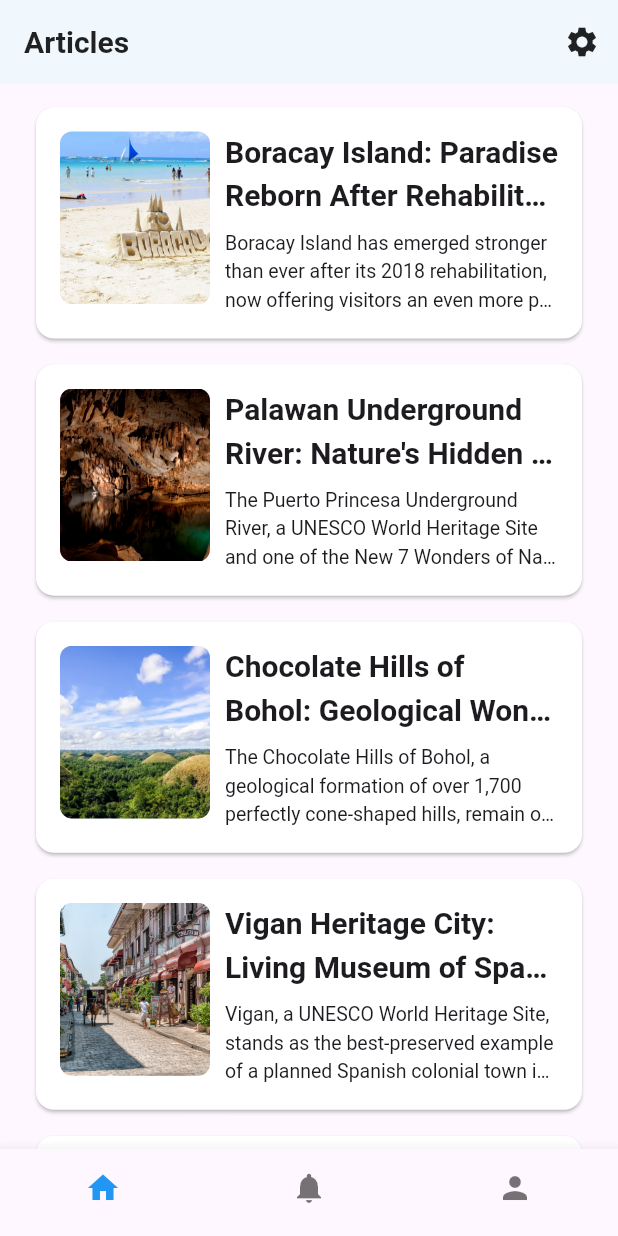
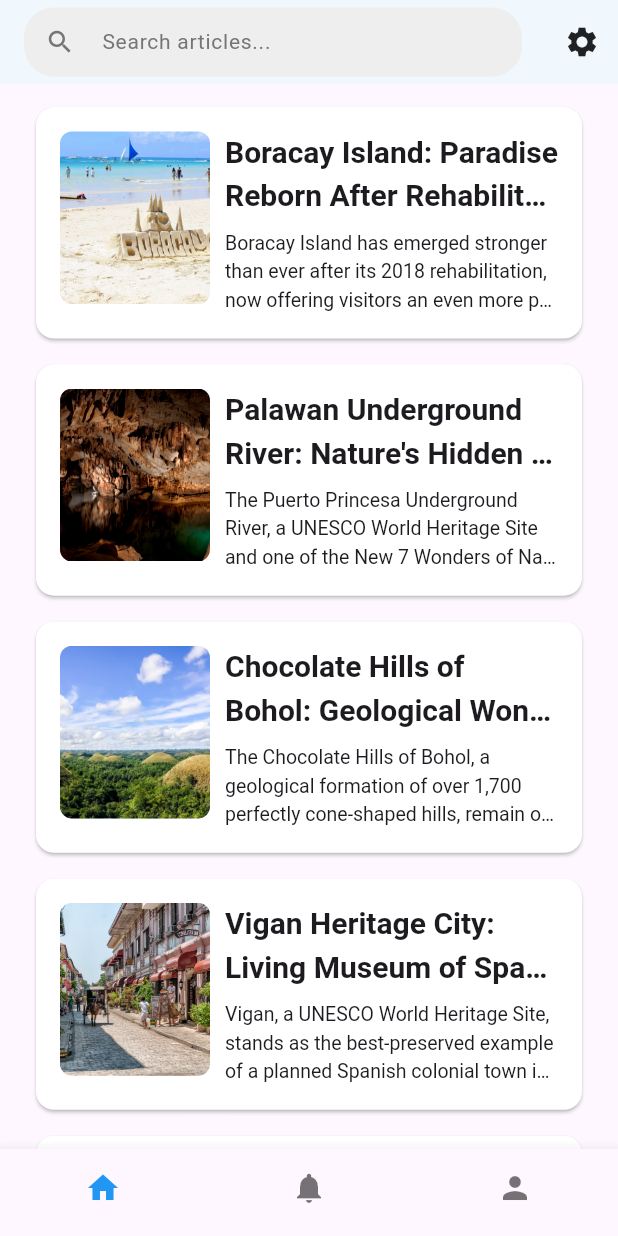
Before and after one commit to ZabJT/AdvMobileProg_INF226, a Flutter app: the screen it shows after launch, on a phone screen of 412 x 824 dp. Run offline on Flutter 3.47's test engine with Material 3 defaults, Android fonts, the phone set to English and light mode, and no system bars; our stand-ins replace flutter_dotenv, flutter_screenutil.

Commit message:
Add Search bar in Article Page and fix App Build

```diff
--- a/lib/screens/article_screen.dart
+++ b/lib/screens/article_screen.dart
@@ -7,24 +7,60 @@ import '../widgets/custom_text.dart';
 import 'article_detail_screen.dart';
 
 class ArticleScreen extends StatefulWidget {
-  const ArticleScreen({super.key});
+  final TextEditingController? searchController;
+  const ArticleScreen({super.key, this.searchController});
 
   @override
   State<ArticleScreen> createState() => _ArticleScreenState();
 }
 
 class _ArticleScreenState extends State<ArticleScreen> {
-  late Future<List<Article>> _futureArticles;
+  List<Article> _allArticles = [];
+  List<Article> _filteredArticles = [];
+  bool _isLoading = true;
 
   @override
   void initState() {
     super.initState();
-    _futureArticles = _getAllArticles();
+    _loadArticles();
+    // Listen to search controller changes
+    widget.searchController?.addListener(_filterArticles);
   }
 
-  Future<List<Article>> _getAllArticles() async {
+  Future<void> _loadArticles() async {
+    setState(() {
+      _isLoading = true;
+    });
+
+    try {
       final response = await ArticleService().getAllArticles();
-    return (response).map((e) => Article.fromJson(e)).toList();
+      _allArticles = (response).map((e) => Article.fromJson(e)).toList();
+      _filteredArticles = _allArticles;
+    } catch (e) {
+      _allArticles = [];
+      _filteredArticles = [];
+    } finally {
+      setState(() {
+        _isLoading = false;
+      });
+    }
+  }
+
+  void _filterArticles() {
+    final searchQuery = widget.searchController?.text.toLowerCase() ?? '';
+
+    if (searchQuery.isEmpty) {
+      setState(() {
+        _filteredArticles = _allArticles;
+      });
+    } else {
+      setState(() {
+        _filteredArticles = _allArticles.where((article) {
+          return article.title.toLowerCase().contains(searchQuery) ||
+              article.body.toLowerCase().contains(searchQuery);
+        }).toList();
+      });
+    }
   }
 
   @override
@@ -32,61 +68,60 @@ class _ArticleScreenState extends State<ArticleScreen> {
     return SafeArea(
       child: Column(
         crossAxisAlignment: CrossAxisAlignment.start,
-        children: [
-          Expanded(
-            child: FutureBuilder<List<Article>>(
-              future: _futureArticles,
-              builder: (context, snapshot) {
-                if (snapshot.hasError) {
-                  return Center(
-                    child: Padding(
-                      padding: EdgeInsets.symmetric(horizontal: 24.w),
-                      child: CustomText(
-                        text: 'No articles to display.',
-                        fontSize: 14.sp,
-                      ),
+        children: [Expanded(child: _buildArticlesList())],
       ),
     );
   }
 
-                if (snapshot.connectionState == ConnectionState.waiting) {
+  Widget _buildArticlesList() {
+    if (_isLoading) {
       return Center(
         child: Column(
           mainAxisAlignment: MainAxisAlignment.center,
           children: [
             CircularProgressIndicator.adaptive(strokeWidth: 3.sp),
             SizedBox(height: 10.h),
-                        CustomText(
-                          text: 'Loading articles...',
-                          fontSize: 14.sp,
-                        ),
+            CustomText(text: 'Loading articles...', fontSize: 14.sp),
           ],
         ),
       );
     }
 
-                final articles = snapshot.data ?? [];
-                if (articles.isEmpty) {
+    if (_allArticles.isEmpty) {
       return Center(
         child: Padding(
           padding: EdgeInsets.symmetric(horizontal: 24.w),
-                      child: CustomText(
-                        text: 'No articles to display.',
-                        fontSize: 14.sp,
+          child: CustomText(text: 'No articles to display.', fontSize: 14.sp),
+        ),
+      );
+    }
+
+    if (_filteredArticles.isEmpty) {
+      return Center(
+        child: Padding(
+          padding: EdgeInsets.symmetric(horizontal: 24.w),
+          child: Column(
+            mainAxisAlignment: MainAxisAlignment.center,
+            children: [
+              Icon(Icons.search_off, size: 48.sp, color: Colors.grey[400]),
+              SizedBox(height: 16.h),
+              CustomText(
+                text: 'No articles found matching your search.',
+                fontSize: 16.sp,
+                color: Colors.grey[600],
+              ),
+            ],
           ),
         ),
       );
     }
 
     return ListView.separated(
-                  padding: EdgeInsets.symmetric(
-                    horizontal: 20.w,
-                    vertical: 10.h,
-                  ),
-                  itemCount: articles.length,
+      padding: EdgeInsets.symmetric(horizontal: 20.w, vertical: 10.h),
+      itemCount: _filteredArticles.length,
       separatorBuilder: (_, __) => SizedBox(height: 8.h),
       itemBuilder: (context, index) {
-                    final article = articles[index];
+        final article = _filteredArticles[index];
         return Card(
           elevation: 1,
           shape: RoundedRectangleBorder(
@@ -98,16 +133,12 @@ class _ArticleScreenState extends State<ArticleScreen> {
               Navigator.push(
                 context,
                 MaterialPageRoute(
-                              builder: (context) =>
-                                  ArticleDetailScreen(article: article),
+                  builder: (context) => ArticleDetailScreen(article: article),
                 ),
               );
             },
             child: Padding(
-                          padding: EdgeInsets.symmetric(
-                            horizontal: 16.w,
-                            vertical: 14.h,
-                          ),
+              padding: EdgeInsets.symmetric(horizontal: 16.w, vertical: 14.h),
               child: Row(
                 crossAxisAlignment: CrossAxisAlignment.start,
                 children: [
@@ -120,17 +151,13 @@ class _ArticleScreenState extends State<ArticleScreen> {
                             width: 100.w,
                             height: 100.h,
                             fit: BoxFit.cover,
-                                        errorBuilder:
-                                            (context, error, stackTrace) {
+                            errorBuilder: (context, error, stackTrace) {
                               return Container(
                                 width: 100.w,
                                 height: 100.h,
                                 decoration: BoxDecoration(
                                   color: Colors.grey[300],
-                                                  borderRadius:
-                                                      BorderRadius.circular(
-                                                        8.r,
-                                                      ),
+                                  borderRadius: BorderRadius.circular(8.r),
                                 ),
                                 child: Icon(
                                   Icons.image_not_supported,
@@ -145,9 +172,7 @@ class _ArticleScreenState extends State<ArticleScreen> {
                             height: 100.h,
                             decoration: BoxDecoration(
                               color: Colors.grey[300],
-                                          borderRadius: BorderRadius.circular(
-                                            8.r,
-                                          ),
+                              borderRadius: BorderRadius.circular(8.r),
                             ),
                             child: Icon(
                               Icons.image_not_supported,
@@ -188,11 +213,11 @@ class _ArticleScreenState extends State<ArticleScreen> {
         );
       },
     );
-              },
-            ),
-          ),
-        ],
-      ),
-    );
+  }
+
+  @override
+  void dispose() {
+    widget.searchController?.removeListener(_filterArticles);
+    super.dispose();
   }
 }
--- a/lib/screens/home_screen.dart
+++ b/lib/screens/home_screen.dart
@@ -1,7 +1,5 @@
 import 'package:flutter/material.dart';
 import 'package:flutter_screenutil/flutter_screenutil.dart';
-import 'package:provider/provider.dart';
-import '../providers/theme_provider.dart';
 import 'article_screen.dart';
 import 'settings_screen.dart';
 import 'notification_screen.dart';
@@ -20,6 +18,7 @@ class HomeScreen extends StatefulWidget {
 class _HomeScreenState extends State<HomeScreen> {
   int _selectedIndex = 0;
   final PageController _pageController = PageController();
+  final TextEditingController _searchController = TextEditingController();
 
   String _getPageTitle() {
     switch (_selectedIndex) {
@@ -39,11 +38,40 @@ class _HomeScreenState extends State<HomeScreen> {
     return Scaffold(
       appBar: AppBar(
         elevation: 2,
-        title: CustomText(
-          text: _getPageTitle(),
-          fontSize: 20.sp,
-          fontWeight: FontWeight.w600,
-        ),
+        title: _selectedIndex == 0
+            ? Container(
+                height: 40.h,
+                decoration: BoxDecoration(
+                  color: Colors.grey[200],
+                  borderRadius: BorderRadius.circular(20.r),
+                ),
+                child: TextField(
+                  controller: _searchController,
+                  decoration: InputDecoration(
+                    hintText: 'Search articles...',
+                    hintStyle: TextStyle(
+                      fontSize: 14.sp,
+                      color: Colors.grey[600],
+                    ),
+                    prefixIcon: Icon(
+                      Icons.search,
+                      size: 20.sp,
+                      color: Colors.grey[600],
+                    ),
+                    border: InputBorder.none,
+                    contentPadding: EdgeInsets.symmetric(
+                      horizontal: 16.w,
+                      vertical: 10.h,
+                    ),
+                  ),
+                  style: TextStyle(fontSize: 14.sp),
+                ),
+              )
+            : CustomText(
+                text: _getPageTitle(),
+                fontSize: 20.sp,
+                fontWeight: FontWeight.w600,
+              ),
         actions: [
           IconButton(
             icon: Icon(Icons.settings, size: 24.sp),
@@ -58,10 +86,10 @@ class _HomeScreenState extends State<HomeScreen> {
       ),
       body: PageView(
         controller: _pageController,
-        children: const <Widget>[
-          ArticleScreen(),
-          NotificationScreen(),
-          ProfileScreen(),
+        children: <Widget>[
+          ArticleScreen(searchController: _searchController),
+          const NotificationScreen(),
+          const ProfileScreen(),
         ],
         onPageChanged: (page) {
           setState(() {
@@ -92,4 +120,10 @@ class _HomeScreenState extends State<HomeScreen> {
     });
     _pageController.jumpToPage(value);
   }
+
+  @override
+  void dispose() {
+    _searchController.dispose();
+    super.dispose();
+  }
 }
```
Also changed, not shown: 4 other files. Lines whose indentation alone changed are shown as unchanged.
